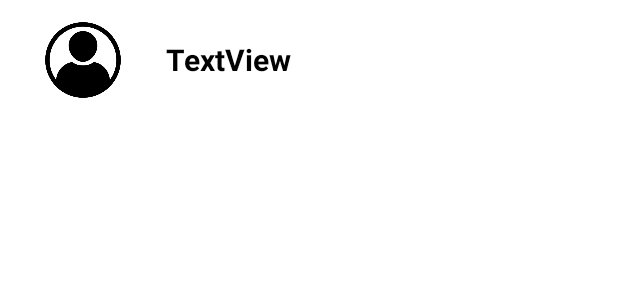
After one commit to daviddagb2/EjemploListViewAndroid, an Android app: the layout list_item.xml on its own in the app's theme, with its tools: preview values and no code run, on a phone screen of 412 x 824 dp. The commit adds this screen. Shown: the top 300 px of the screen. Run offline under Robolectric (Android 15) with nearby library versions, the phone set to English and light mode, and no system bars.

Commit message:
ejemplo list view

```diff
--- a/app/src/main/java/com/gonzalez/blanchard/ejemplolistviewviernes/MainActivity.java
+++ b/app/src/main/java/com/gonzalez/blanchard/ejemplolistviewviernes/MainActivity.java
@@ -52,11 +52,11 @@ public class MainActivity extends AppCompatActivity {
         names.add("Soy inevitable");
         names.add("Pantera negra");
 
-        ArrayAdapter<String> adapter;
-        adapter = new ArrayAdapter<String>(MainActivity.this, android.R.layout.simple_list_item_1, names);
+        //ArrayAdapter<String> adapter;
+        //adapter = new ArrayAdapter<String>(MainActivity.this, android.R.layout.simple_list_item_1, names);
+        MyAdapter adapter = new MyAdapter(MainActivity.this, R.layout.list_item, names);
 
         listview.setAdapter(adapter);
-
 
         listview.setOnItemClickListener(new AdapterView.OnItemClickListener() {
             @Override
--- /dev/null
+++ b/app/src/main/res/layout/list_item.xml
@@ -0,0 +1,27 @@
+<?xml version ="1.0" encoding ="utf-8"?>
+<LinearLayout xmlns:android="http://schemas.android.com/apk/res/android"
+    xmlns:app="http://schemas.android.com/apk/res-auto"
+    xmlns:tools="http://schemas.android.com/tools"
+    android:orientation ="horizontal"
+    android:layout_width="match_parent"
+    android:layout_height ="80dp">
+
+    <ImageView
+        android:id="@+id/imagenelemento"
+        android:layout_width="60dp"
+        android:layout_height="60dp"
+        android:layout_gravity="center_vertical"
+        android:layout_margin="25dp"
+        app:srcCompat="@drawable/user" />
+
+    <TextView
+        android:id="@+id/texto_elemento"
+        android:layout_width="match_parent"
+        android:layout_height="wrap_content"
+        android:layout_gravity="center_vertical"
+        android:text="TextView"
+        android:textColor="@color/black"
+        android:textSize="20sp"
+        android:textStyle="bold" />
+
+</LinearLayout>
```
Also changed, not shown: app/src/main/java/com/gonzalez/blanchard/ejemplolistviewviernes/MyAdapter.java (+21 -4 lines), app/src/main/res/drawable-v24/user.png (added).
